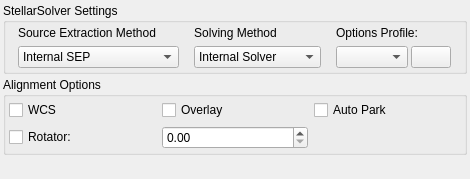
First picture: the form in kstars/ekos/align/opsalign.ui, repository KDE/kstars, before the edit.
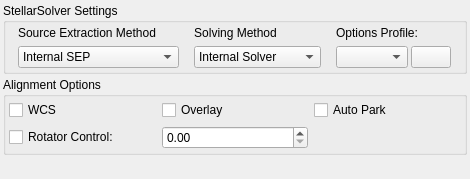
Second picture: the form after the edit.

Diff of the .ui file:
```diff
--- a/kstars/ekos/align/opsalign.ui
+++ b/kstars/ekos/align/opsalign.ui
@@ -254,7 +254,7 @@
          <string>&lt;html&gt;&lt;head/&gt;&lt;body&gt;&lt;p&gt;Toggle Rotator control&lt;/p&gt;&lt;/body&gt;&lt;/html&gt;</string>
         </property>
         <property name="text">
-         <string>Rotator:</string>
+         <string>Rotator Control:</string>
         </property>
        </widget>
       </item>
```
Left out of the diff: 2 changed lines with no effect on the pictures.
